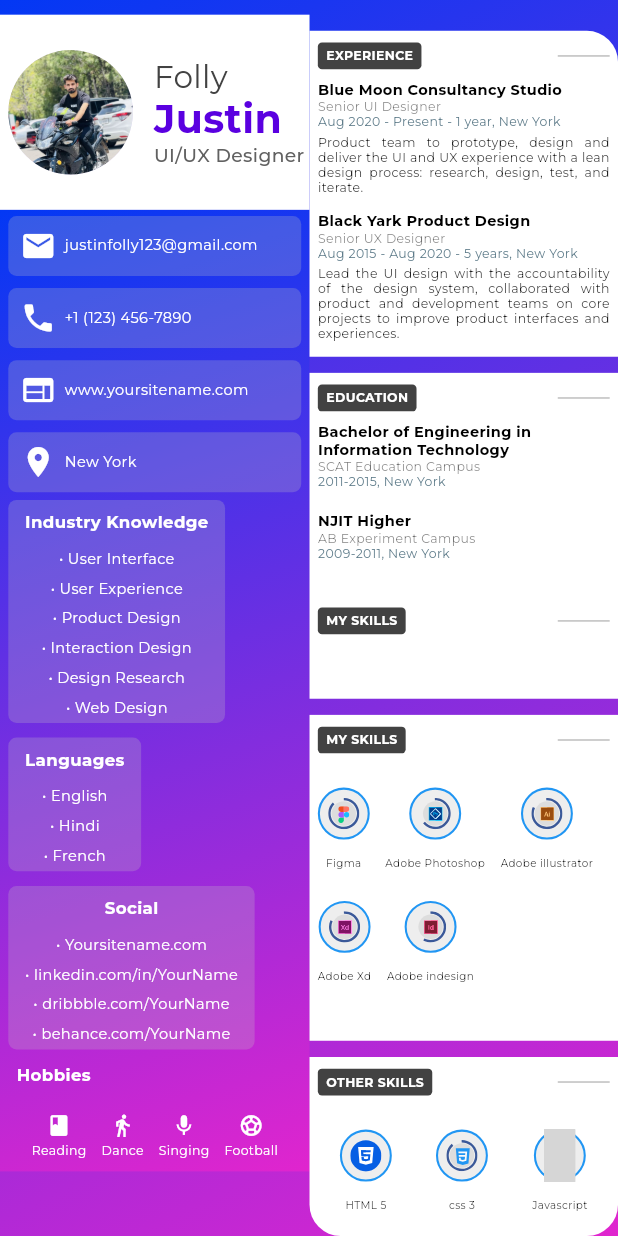
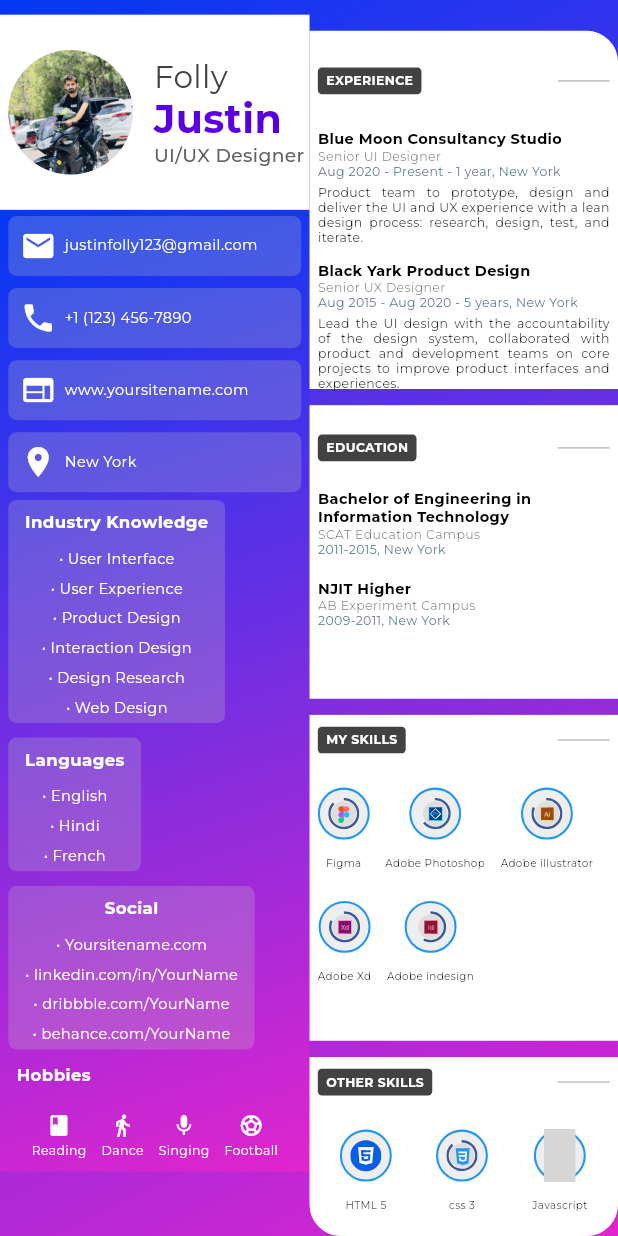
Before and after one commit to Kashannn/Resume_Builder_App, a Flutter app: the screen it shows after launch, on a phone screen of 412 x 824 dp. Run offline on Flutter 3.47's test engine with Material 3 defaults, Android fonts, the phone set to English and light mode, and no system bars; our stand-ins replace flutter_screenutil, flutter_svg, get, google_fonts, image_picker, open_file and 1 more; project files that could hold a hidden picture were left out; grey boxes are pictures that could not be loaded.

Commit message:
kashan ashraf

```diff
--- a/lib/Templates/template10.dart
+++ b/lib/Templates/template10.dart
@@ -214,7 +214,7 @@ class _Template10State extends State<Template10> {
                     ),
                     Container(
                       width: 297.w,
-                      height: 222.h,
+                      height: 244.h,
                       decoration: BoxDecoration(
                           color: Colors.white,
                           borderRadius: BorderRadius.only(
@@ -226,7 +226,7 @@ class _Template10State extends State<Template10> {
                           // Experience Header
                           Padding(
                             padding: EdgeInsets.symmetric(
-                                horizontal: 8.w, vertical: 8.h),
+                                horizontal: 8.w, vertical: 25.h),
                             child: Row(
                               children: [
                                 Container(
@@ -278,7 +278,7 @@ class _Template10State extends State<Template10> {
                     ),
                     Container(
                       width: 297.w,
-                      height: 222.h,
+                      height: 200.h,
                       color: Colors.white,
                       child: Column(
                         crossAxisAlignment: CrossAxisAlignment.start,
@@ -286,7 +286,7 @@ class _Template10State extends State<Template10> {
                           // Education Header
                           Padding(
                             padding: EdgeInsets.symmetric(
-                                horizontal: 8.w, vertical: 8.h),
+                                horizontal: 8.w, vertical: 20.h),
                             child: Row(
                               children: [
                                 Container(
@@ -314,7 +314,6 @@ class _Template10State extends State<Template10> {
                               ],
                             ),
                           ),
-                          // Education Item 1
                           _buildEducationItem(
                             degree:
                                 "Bachelor of Engineering in Information Technology",
@@ -322,44 +321,12 @@ class _Template10State extends State<Template10> {
                             duration: "2011-2015, New York",
                           ),
                           SizedBox(height: 12.h),
-                          // Education Item 2
                           _buildEducationItem(
                             degree: "NJIT Higher",
                             institution: "AB Experiment Campus",
                             duration: "2009-2011, New York",
                           ),
-                          SizedBox(height: 20.h),
-                          // Skills Header
-                          Padding(
-                            padding: EdgeInsets.symmetric(
-                                horizontal: 8.w, vertical: 8.h),
-                            child: Row(
-                              children: [
-                                Container(
-                                  padding: EdgeInsets.symmetric(
-                                      vertical: 4.h, horizontal: 8.w),
-                                  decoration: BoxDecoration(
-                                    color: Colors.grey[800],
-                                    borderRadius: BorderRadius.circular(4.r),
-                                  ),
-                                  child: Text(
-                                    "MY SKILLS",
-                                    style: GoogleFonts.montserrat(
-                                      fontSize: 12.sp,
-                                      color: Colors.white,
-                                      fontWeight: FontWeight.bold,
-                                    ),
-                                  ),
-                                ),
-                                Spacer(),
-                                Container(
-                                  width: 50.w,
-                                  height: 1.h,
-                                  color: Colors.grey[400],
-                                ),
-                              ],
-                            ),
-                          ),
+
                           // Skills List (you can replace this with actual skill items)
                         ],
                       ),
```
